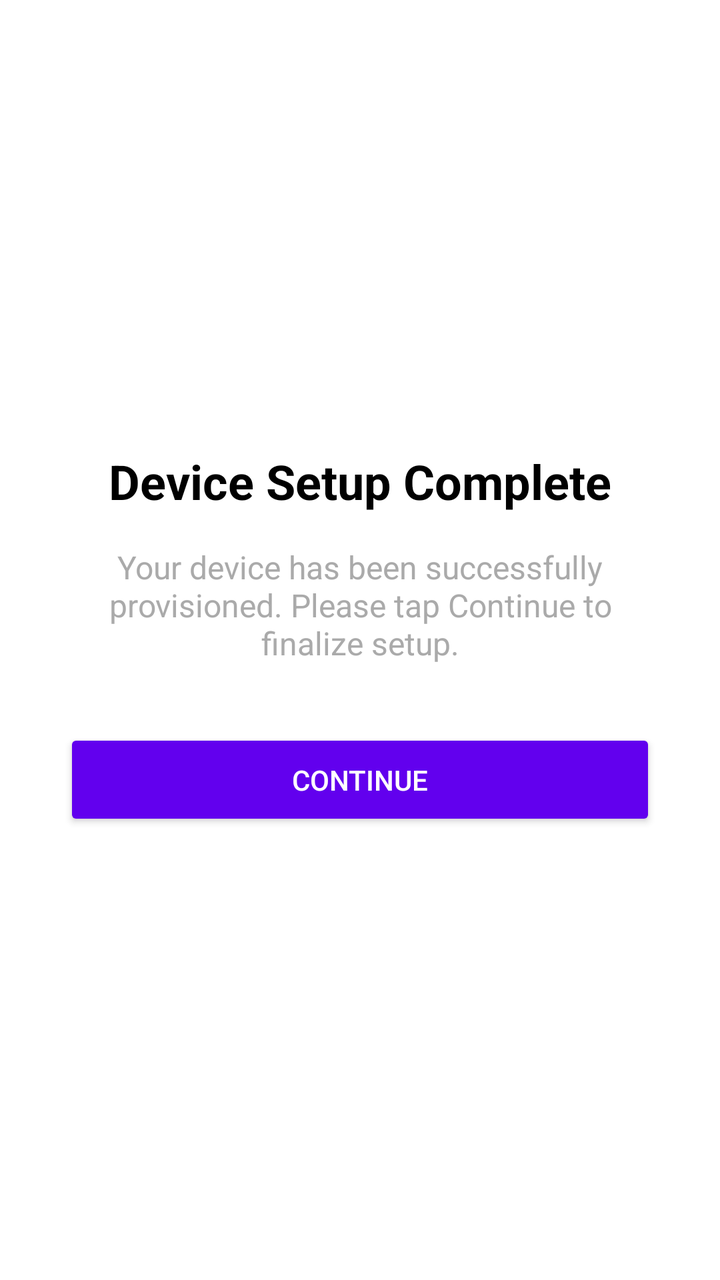
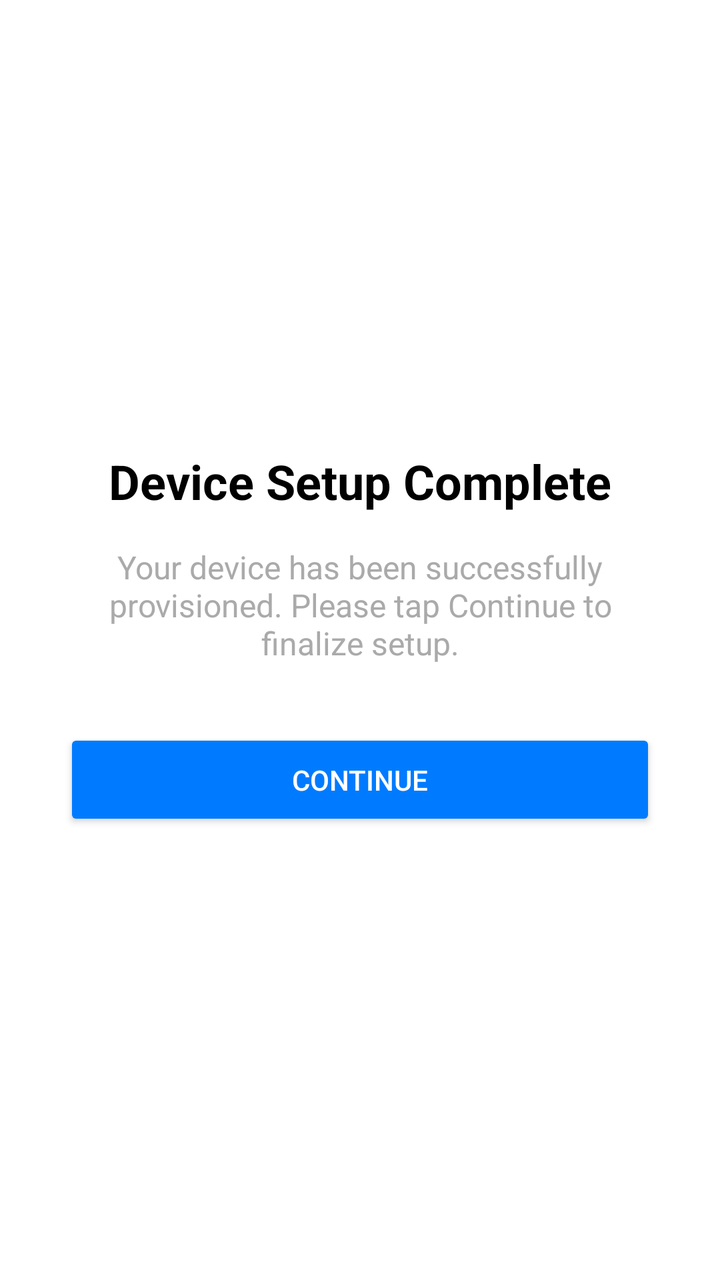

An Android layout rendered at two revisions. The XML below is the earlier revision; the diff shows what the commit changed to produce the second picture.
<!-- AndroidManifest.xml: application theme Theme.AppCompat.DayNight.NoActionBar -->
<!-- res/layout/activity_compliance.xml -->
<?xml version="1.0" encoding="utf-8"?>
<LinearLayout xmlns:android="http://schemas.android.com/apk/res/android"
    android:layout_width="match_parent"
    android:layout_height="match_parent"
    android:orientation="vertical"
    android:gravity="center"
    android:padding="32dp"
    android:background="@android:color/white">

    <TextView
        android:layout_width="wrap_content"
        android:layout_height="wrap_content"
        android:text="Device Setup Complete"
        android:textSize="24sp"
        android:textStyle="bold"
        android:textColor="@android:color/black"
        android:layout_marginBottom="16dp"/>

    <TextView
        android:layout_width="wrap_content"
        android:layout_height="wrap_content"
        android:text="Your device has been successfully provisioned. Please tap Continue to finalize setup."
        android:textSize="16sp"
        android:textColor="@android:color/darker_gray"
        android:gravity="center"
        android:layout_marginBottom="32dp"/>

    <Button
        android:id="@+id/btn_continue_setup"
        android:layout_width="match_parent"
        android:layout_height="wrap_content"
        android:text="Continue"
        android:padding="16dp"
        android:backgroundTint="@color/design_default_color_primary"
        android:textColor="@android:color/white"/>

</LinearLayout>
<!-- resources referenced by this layout -->
<resources>

</resources>

<!-- the commit's change to res/layout/activity_compliance.xml (unified diff, before → after) -->
@@ -31,7 +31,7 @@
         android:layout_height="wrap_content"
         android:text="Continue"
         android:padding="16dp"
-        android:backgroundTint="@color/design_default_color_primary"
+        android:backgroundTint="#007BFF"
         android:textColor="@android:color/white"/>
 
 </LinearLayout>
